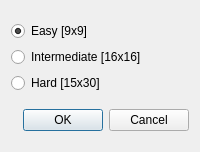
Before: the Qt Designer form gamechoicedialog.ui in Filan-glitch/MinesweeperPlusPlus, drawn with Qt 5.
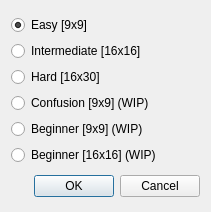
After: the same form once the commit is applied. Icons and pictures are not drawn.

Commit message: Confusion Mode

Diff of the .ui file:
```diff
--- a/gamechoicedialog.ui
+++ b/gamechoicedialog.ui
@@ -6,8 +6,8 @@
    <rect>
     <x>0</x>
     <y>0</y>
-    <width>200</width>
-    <height>152</height>
+    <width>211</width>
+    <height>212</height>
    </rect>
   </property>
   <property name="sizePolicy">
@@ -49,7 +49,28 @@
      <item>
       <widget class="QRadioButton" name="radio_hard">
        <property name="text">
-        <string>Hard [15x30]</string>
+        <string>Hard [16x30]</string>
+       </property>
+      </widget>
+     </item>
+     <item>
+      <widget class="QRadioButton" name="radio_confusion">
+       <property name="text">
+        <string>Confusion [9x9] (WIP)</string>
+       </property>
+      </widget>
+     </item>
+     <item>
+      <widget class="QRadioButton" name="radio_BeginnerEasy">
+       <property name="text">
+        <string>Beginner [9x9] (WIP)</string>
+       </property>
+      </widget>
+     </item>
+     <item>
+      <widget class="QRadioButton" name="radio_BegginerIntermediate">
+       <property name="text">
+        <string>Beginner [16x16] (WIP)</string>
        </property>
       </widget>
      </item>
```
The commit also changes 13 other files.
